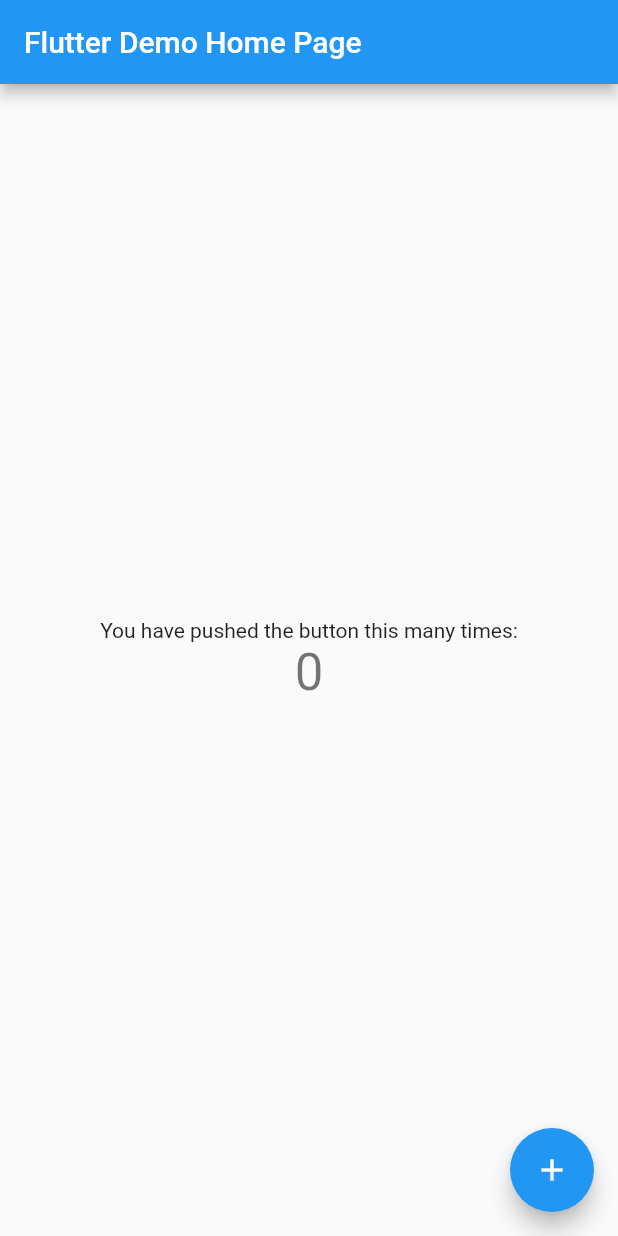
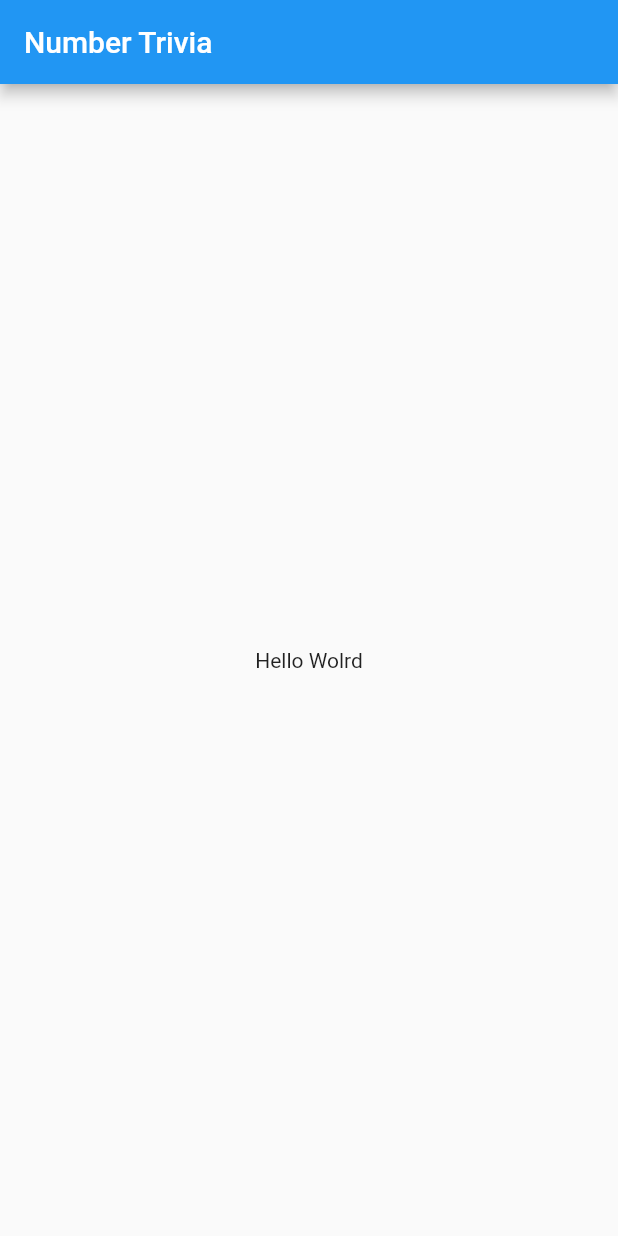
Before and after one commit to yhabbeh/Clean_architecture, a Flutter app: the screen it shows after launch, on a phone screen of 412 x 824 dp. Run offline on Flutter 3.47's test engine with Material 2 defaults, Android fonts, the phone set to English and light mode, and no system bars; our stand-ins replace bloc, dartz, data_connection_checker, equatable, get_it, shared_preferences; missing offline and left inert: dart:html.

Commit message:
28/4/2022

```diff
--- a/lib/core/network/network_info.dart
+++ b/lib/core/network/network_info.dart
@@ -5,7 +5,7 @@ abstract class NetworkInfo {
 }
 
 class NetworkInfoImpl implements NetworkInfo {
-  final DataConnectionChecker connectionChecker;
+    final DataConnectionChecker connectionChecker;
 
   NetworkInfoImpl(this.connectionChecker);
 
--- a/lib/core/usecases/usecases.dart
+++ b/lib/core/usecases/usecases.dart
@@ -7,4 +7,7 @@ abstract class UseCase<Type, Params> {
   Future<Either<Failure, Type>>? call(Params params);
 }
 
-mixin NoParams implements Equatable {}
+class NoParams extends Equatable {
+  @override
+  List<Object?> get props => [];
+}
--- a/lib/features/number_trivia/presentation/bloc/number_trivia_event.dart
+++ b/lib/features/number_trivia/presentation/bloc/number_trivia_event.dart
@@ -15,4 +15,4 @@ class GetTriviaForConcreteNumber extends NumberTriviaEvent {
 
 }
 
-class GetTriviaRandomNumber extends NumberTriviaEvent {}
+class GetTriviaForRandomNumber extends NumberTriviaEvent {}
--- /dev/null
+++ b/lib/features/number_trivia/presentation/pages/number_trivia_page.dart
@@ -0,0 +1,21 @@
+
+import 'package:flutter/cupertino.dart';
+import 'package:flutter/material.dart';
+
+class NumberTriviaPage extends StatelessWidget {
+  const NumberTriviaPage({Key? key}) : super(key: key);
+
+  @override
+  Widget build(BuildContext context) {
+    return Scaffold(
+      appBar: AppBar(
+        title: Text("Number Trivia"),
+      ),
+      body: Center(
+        child: Container(
+          child: Text("Hello Wolrd"),
+        ),
+      ),
+    );
+  }
+}
--- a/lib/main.dart
+++ b/lib/main.dart
@@ -1,6 +1,9 @@
+
 import 'package:flutter/material.dart';
-
-void main() {
+import 'features/number_trivia/presentation/pages/number_trivia_page.dart';
+import 'injection_container.dart' as di;
+void main() async{
+  await di.init();
   runApp(const MyApp());
 }
 
@@ -11,105 +14,8 @@ class MyApp extends StatelessWidget {
   @override
   Widget build(BuildContext context) {
     return MaterialApp(
-      title: 'Flutter Demo',
-      theme: ThemeData(
-        // This is the theme of your application.
-        //
-        // Try running your application with "flutter run". You'll see the
-        // application has a blue toolbar. Then, without quitting the app, try
-        // changing the primarySwatch below to Colors.green and then invoke
-        // "hot reload" (press "r" in the console where you ran "flutter run",
-        // or simply save your changes to "hot reload" in a Flutter IDE).
-        // Notice that the counter didn't reset back to zero; the application
-        // is not restarted.
-        primarySwatch: Colors.blue,
-      ),
-      home: const MyHomePage(title: 'Flutter Demo Home Page'),
+      title: 'Number Trivia',
+      home: const NumberTriviaPage(),
     );
   }
 }
-
-class MyHomePage extends StatefulWidget {
-  const MyHomePage({Key? key, required this.title}) : super(key: key);
-
-  // This widget is the home page of your application. It is stateful, meaning
-  // that it has a State object (defined below) that contains fields that affect
-  // how it looks.
-
-  // This class is the configuration for the state. It holds the values (in this
-  // case the title) provided by the parent (in this case the App widget) and
-  // used by the build method of the State. Fields in a Widget subclass are
-  // always marked "final".
-
-  final String title;
-
-  @override
-  State<MyHomePage> createState() => _MyHomePageState();
-}
-
-class _MyHomePageState extends State<MyHomePage> {
-  int _counter = 0;
-
-  void _incrementCounter() {
-    setState(() {
-      // This call to setState tells the Flutter framework that something has
-      // changed in this State, which causes it to rerun the build method below
-      // so that the display can reflect the updated values. If we changed
-      // _counter without calling setState(), then the build method would not be
-      // called again, and so nothing would appear to happen.
-      _counter++;
-    });
-  }
-
-  @override
-  Widget build(BuildContext context) {
-    // This method is rerun every time setState is called, for instance as done
-    // by the _incrementCounter method above.
-    //
-    // The Flutter framework has been optimized to make rerunning build methods
-    // fast, so that you can just rebuild anything that needs updating rather
-    // than having to individually change instances of widgets.
-    return Scaffold(
-      appBar: AppBar(
-        // Here we take the value from the MyHomePage object that was created by
-        // the App.build method, and use it to set our appbar title.
-        title: Text(widget.title),
-      ),
-      body: Center(
-        // Center is a layout widget. It takes a single child and positions it
-        // in the middle of the parent.
-        child: Column(
-          // Column is also a layout widget. It takes a list of children and
-          // arranges them vertically. By default, it sizes itself to fit its
-          // children horizontally, and tries to be as tall as its parent.
-          //
-          // Invoke "debug painting" (press "p" in the console, choose the
-          // "Toggle Debug Paint" action from the Flutter Inspector in Android
-          // Studio, or the "Toggle Debug Paint" command in Visual Studio Code)
-          // to see the wireframe for each widget.
-          //
-          // Column has various properties to control how it sizes itself and
-          // how it positions its children. Here we use mainAxisAlignment to
-          // center the children vertically; the main axis here is the vertical
-          // axis because Columns are vertical (the cross axis would be
-          // horizontal).
-          mainAxisAlignment: MainAxisAlignment.center,
-          children: <Widget>[
-            const Text(
-              'You have pushed the button this many times:',
-            ),
-            Text(
-              '$_counter',
-              style: Theme.of(context).textTheme.headline4,
-            ),
-          ],
-        ),
-      ),
-      floatingActionButton: FloatingActionButton(
-        onPressed: _incrementCounter,
-        tooltip: 'Increment',
-        child: const Icon(Icons.add),
-      ), // This trailing comma makes auto-formatting nicer for build methods.
-    );
-  }
-}
--- a/pubspec.yaml
+++ b/pubspec.yaml
@@ -4,7 +4,7 @@ description: A new Flutter project.
 version: 1.0.0+1
 
 environment:
-  sdk: ">=2.16.1 <3.0.0"
+  sdk: '>=2.12.0 <3.0.0'
 
 dependencies:
   flutter:
@@ -12,7 +12,7 @@ dependencies:
   # Service locator
   get_it: ^7.2.0
   # Bloc for state management
-  flutter_bloc: ^0.21.0
+  flutter_bloc: ^2.0.0
   # Value equality
   equatable: 2.0.3
   # Functional programming thingies
```
Also changed, not shown: lib/features/number_trivia/presentation/bloc/number_trivia_bloc.dart (+17 -6 lines), lib/injection_container.dart (added, +61 -0 lines), pubspec.lock.
